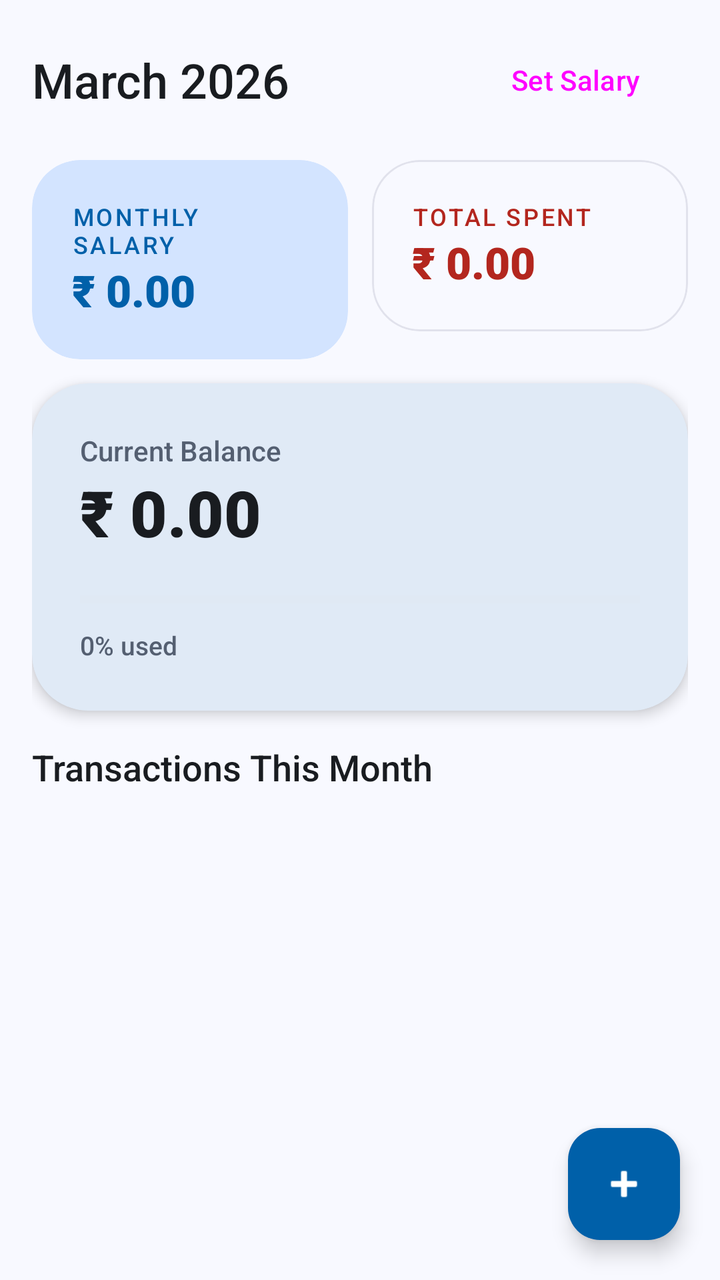
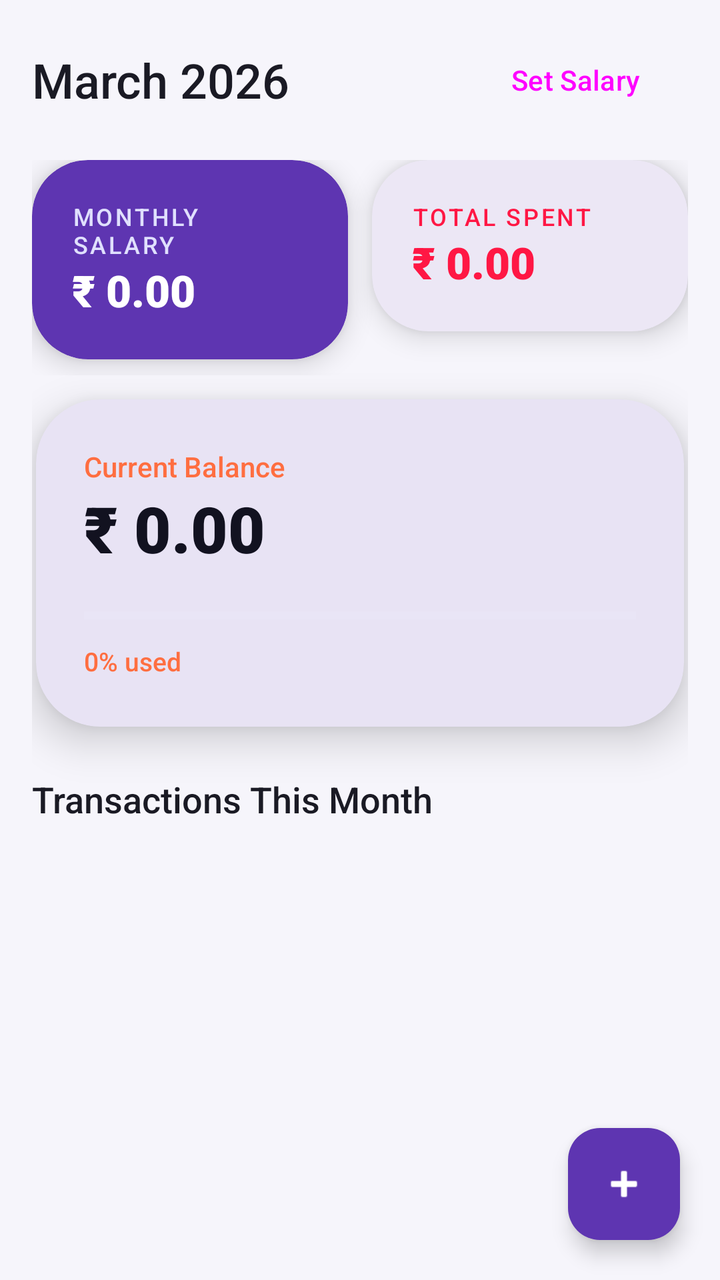

The first picture is an Android layout as it rendered before a commit; the second is the same layout after the commit. The layout source and the unified diff follow.
<!-- AndroidManifest.xml: application theme Theme.ExpenseManager -->
<!-- res/layout/fragment_dashboard.xml -->
<androidx.coordinatorlayout.widget.CoordinatorLayout xmlns:android="http://schemas.android.com/apk/res/android"
    xmlns:app="http://schemas.android.com/apk/res-auto"
    android:layout_width="match_parent"
    android:layout_height="match_parent"
    android:background="@color/colorBackground"
    android:fitsSystemWindows="true">

    <ScrollView
        android:layout_width="match_parent"
        android:layout_height="match_parent">

        <LinearLayout
            android:layout_width="match_parent"
            android:layout_height="wrap_content"
            android:orientation="vertical"
            android:padding="16dp">

            
            <LinearLayout
                android:layout_width="match_parent"
                android:layout_height="wrap_content"
                android:gravity="center_vertical"
                android:orientation="horizontal"
                android:layout_marginBottom="16dp">

                <TextView
                    android:id="@+id/tv_month_year"
                    android:layout_width="0dp"
                    android:layout_height="wrap_content"
                    android:layout_weight="1"
                    android:textSize="24sp"
                    android:fontFamily="sans-serif-medium"
                    android:textColor="@color/colorOnBackground"
                    android:text="March 2026" />

                <Button
                    android:id="@+id/btn_set_salary"
                    style="@style/Widget.Material3.Button.TonalButton"
                    android:layout_width="wrap_content"
                    android:layout_height="wrap_content"
                    android:text="Set Salary"
                    app:icon="@android:drawable/ic_menu_edit" />
            </LinearLayout>

            
            <LinearLayout
                android:layout_width="match_parent"
                android:layout_height="wrap_content"
                android:orientation="horizontal"
                android:weightSum="2"
                android:layout_marginBottom="12dp">

                <com.google.android.material.card.MaterialCardView
                    android:layout_width="0dp"
                    android:layout_height="wrap_content"
                    android:layout_weight="1"
                    android:layout_marginEnd="6dp"
                    app:cardElevation="0dp"
                    app:strokeWidth="0dp"
                    app:cardCornerRadius="24dp"
                    app:cardBackgroundColor="@color/colorPrimaryContainer">

                    <LinearLayout
                        android:layout_width="match_parent"
                        android:layout_height="wrap_content"
                        android:orientation="vertical"
                        android:padding="20dp">

                        <TextView
                            android:layout_width="wrap_content"
                            android:layout_height="wrap_content"
                            android:text="Monthly Salary"
                            android:textSize="12sp"
                            android:textAllCaps="true"
                            android:letterSpacing="0.1"
                            android:fontFamily="sans-serif-medium"
                            android:textColor="@color/colorPrimary" />

                        <TextView
                            android:id="@+id/tv_salary_amount"
                            android:layout_width="wrap_content"
                            android:layout_height="wrap_content"
                            android:text="₹ 0.00"
                            android:textSize="22sp"
                            android:fontFamily="sans-serif-black"
                            android:textColor="@color/colorPrimary" />
                    </LinearLayout>
                </com.google.android.material.card.MaterialCardView>

                <com.google.android.material.card.MaterialCardView
                    android:layout_width="0dp"
                    android:layout_height="wrap_content"
                    android:layout_weight="1"
                    android:layout_marginStart="6dp"
                    app:cardElevation="0dp"
                    app:strokeWidth="1dp"
                    app:strokeColor="@color/colorSurfaceVariant"
                    app:cardCornerRadius="24dp"
                    app:cardBackgroundColor="@color/colorSurface">

                    <LinearLayout
                        android:layout_width="match_parent"
                        android:layout_height="wrap_content"
                        android:orientation="vertical"
                        android:padding="20dp">

                        <TextView
                            android:layout_width="wrap_content"
                            android:layout_height="wrap_content"
                            android:text="Total Spent"
                            android:textSize="12sp"
                            android:textAllCaps="true"
                            android:letterSpacing="0.1"
                            android:fontFamily="sans-serif-medium"
                            android:textColor="@color/colorExpense" />

                        <TextView
                            android:id="@+id/tv_spent_amount"
                            android:layout_width="wrap_content"
                            android:layout_height="wrap_content"
                            android:text="₹ 0.00"
                            android:textSize="22sp"
                            android:fontFamily="sans-serif-black"
                            android:textColor="@color/colorExpense" />
                    </LinearLayout>
                </com.google.android.material.card.MaterialCardView>
            </LinearLayout>

            
            <com.google.android.material.card.MaterialCardView
                android:layout_width="match_parent"
                android:layout_height="wrap_content"
                android:layout_marginBottom="16dp"
                app:cardElevation="4dp"
                app:strokeWidth="0dp"
                app:cardCornerRadius="28dp"
                app:cardBackgroundColor="@color/colorSurface">

                <LinearLayout
                    android:layout_width="match_parent"
                    android:layout_height="wrap_content"
                    android:orientation="vertical"
                    android:padding="24dp">

                    <TextView
                        android:layout_width="wrap_content"
                        android:layout_height="wrap_content"
                        android:text="Current Balance"
                        android:textSize="14sp"
                        android:fontFamily="sans-serif-medium"
                        android:textColor="@color/colorSecondary" />

                    <TextView
                        android:id="@+id/tv_balance_amount"
                        android:layout_width="wrap_content"
                        android:layout_height="wrap_content"
                        android:text="₹ 0.00"
                        android:textSize="32sp"
                        android:fontFamily="sans-serif-black"
                        android:textColor="@color/colorOnSurface" />

                    <ProgressBar
                        android:id="@+id/progress_budget"
                        style="?android:attr/progressBarStyleHorizontal"
                        android:layout_width="match_parent"
                        android:layout_height="12dp"
                        android:layout_marginTop="16dp"
                        android:max="100"
                        android:progress="0"
                        android:progressTint="@color/colorPrimary"
                        android:progressBackgroundTint="@color/colorSurfaceVariant" />

                    <TextView
                        android:id="@+id/tv_budget_percent"
                        android:layout_width="wrap_content"
                        android:layout_height="wrap_content"
                        android:layout_marginTop="8dp"
                        android:text="0% used"
                        android:textSize="13sp"
                        android:fontFamily="sans-serif-medium"
                        android:textColor="@color/colorSecondary" />
                </LinearLayout>
            </com.google.android.material.card.MaterialCardView>


            
            <TextView
                android:layout_width="wrap_content"
                android:layout_height="wrap_content"
                android:text="@string/recent_transactions"
                android:textSize="18sp"
                android:fontFamily="sans-serif-medium"
                android:textColor="@color/colorOnBackground"
                android:layout_marginBottom="12dp" />

            <TextView
                android:id="@+id/tv_no_expenses"
                android:layout_width="wrap_content"
                android:layout_height="wrap_content"
                android:text="No transactions yet. Start tracking!"
                android:textColor="@color/colorOnSurfaceVariant"
                android:layout_gravity="center_horizontal"
                android:layout_marginTop="20dp"
                android:visibility="gone" />

            <androidx.recyclerview.widget.RecyclerView
                android:id="@+id/rv_recent_expenses"
                android:layout_width="match_parent"
                android:layout_height="wrap_content"
                android:nestedScrollingEnabled="false" />

            
            <View
                android:layout_width="match_parent"
                android:layout_height="80dp" />

        </LinearLayout>
    </ScrollView>

    <com.google.android.material.floatingactionbutton.FloatingActionButton
        android:id="@+id/fab_add_expense"
        android:layout_width="wrap_content"
        android:layout_height="wrap_content"
        android:layout_gravity="bottom|end"
        android:layout_margin="20dp"
        android:contentDescription="Add Expense"
        app:srcCompat="@android:drawable/ic_input_add"
        app:tint="@color/colorOnPrimary"
        app:backgroundTint="@color/colorPrimary" />

</androidx.coordinatorlayout.widget.CoordinatorLayout>
<!-- resources referenced by this layout -->
<resources>
  <color name="colorBackground">#F8F9FF</color>
  <color name="colorExpense">#B3261E</color>
  <color name="colorOnBackground">#191C20</color>
  <color name="colorOnPrimary">#FFFFFF</color>
  <color name="colorOnSurface">#191C20</color>
  <color name="colorOnSurfaceVariant">#44474E</color>
  <color name="colorPrimary">#0060A9</color>
  <color name="colorPrimaryContainer">#D3E4FF</color>
  <color name="colorSecondary">#545F71</color>
  <color name="colorSurface">#F8F9FF</color>
  <color name="colorSurfaceVariant">#E1E2EC</color>
  <string name="recent_transactions">Transactions This Month</string>
  <style name="Theme.ExpenseManager" parent="Theme.Material3.DayNight.NoActionBar">
          
          <item name="colorPrimary">@color/colorPrimary</item>
          <item name="colorOnPrimary">@color/colorOnPrimary</item>
          <item name="colorPrimaryContainer">@color/colorPrimaryContainer</item>
          <item name="colorOnPrimaryContainer">@color/colorOnPrimaryContainer</item>
  
          <item name="colorSecondary">@color/colorSecondary</item>
          <item name="colorOnSecondary">@color/colorOnSecondary</item>
          <item name="colorSecondaryContainer">@color/colorSecondaryContainer</item>
          <item name="colorOnSecondaryContainer">@color/colorOnSecondaryContainer</item>
  
          <item name="colorTertiary">@color/colorTertiary</item>
          <item name="colorOnTertiary">@color/colorOnTertiary</item>
          <item name="colorTertiaryContainer">@color/colorTertiaryContainer</item>
  
          <item name="colorError">@color/colorError</item>
          <item name="colorOnError">@color/colorOnPrimary</item> 
  
          <item name="android:statusBarColor">@color/colorPrimary</item>
          <item name="android:navigationBarColor">@color/colorBackground</item>
          <item name="android:windowBackground">@color/colorBackground</item>
  
          
          <item name="android:colorBackground">@color/colorBackground</item>
          <item name="colorSurface">@color/colorSurface</item>
          <item name="colorOnSurface">@color/colorOnSurface</item>
          <item name="colorSurfaceVariant">@color/colorSurfaceVariant</item>
          <item name="colorOnSurfaceVariant">@color/colorOnSurfaceVariant</item>
          <item name="colorOutline">@color/colorOutline</item>
      </style>
  <color name="colorOnPrimaryContainer">#001C38</color>
  <color name="colorOnSecondary">#FFFFFF</color>
  <color name="colorSecondaryContainer">#D8E3F8</color>
  <color name="colorOnSecondaryContainer">#111C2B</color>
  <color name="colorTertiary">#6D5976</color>
  <color name="colorOnTertiary">#FFFFFF</color>
  <color name="colorTertiaryContainer">#F6D9F9</color>
  <color name="colorError">#BA1A1A</color>
  <color name="colorOutline">#74777F</color>
</resources>

<!-- the commit's change to res/layout/fragment_dashboard.xml (unified diff, before → after) -->
@@ -55,10 +55,11 @@
                     android:layout_height="wrap_content"
                     android:layout_weight="1"
                     android:layout_marginEnd="6dp"
-                    app:cardElevation="0dp"
+                    android:layout_marginBottom="8dp"
+                    app:cardElevation="8dp"
                     app:strokeWidth="0dp"
-                    app:cardCornerRadius="24dp"
-                    app:cardBackgroundColor="@color/colorPrimaryContainer">
+                    app:cardCornerRadius="28dp"
+                    app:cardBackgroundColor="@color/colorPrimary">
 
                     <LinearLayout
                         android:layout_width="match_parent"
@@ -74,7 +75,7 @@
                             android:textAllCaps="true"
                             android:letterSpacing="0.1"
                             android:fontFamily="sans-serif-medium"
-                            android:textColor="@color/colorPrimary" />
+                            android:textColor="#E0E0FF" />
 
                         <TextView
                             android:id="@+id/tv_salary_amount"
@@ -83,7 +84,7 @@
                             android:text="₹ 0.00"
                             android:textSize="22sp"
                             android:fontFamily="sans-serif-black"
-                            android:textColor="@color/colorPrimary" />
+                            android:textColor="@color/colorOnPrimary" />
                     </LinearLayout>
                 </com.google.android.material.card.MaterialCardView>
 
@@ -92,10 +93,10 @@
                     android:layout_height="wrap_content"
                     android:layout_weight="1"
                     android:layout_marginStart="6dp"
-                    app:cardElevation="0dp"
-                    app:strokeWidth="1dp"
-                    app:strokeColor="@color/colorSurfaceVariant"
-                    app:cardCornerRadius="24dp"
+                    android:layout_marginBottom="8dp"
+                    app:cardElevation="8dp"
+                    app:strokeWidth="0dp"
+                    app:cardCornerRadius="28dp"
                     app:cardBackgroundColor="@color/colorSurface">
 
                     <LinearLayout
@@ -130,10 +131,11 @@
             <com.google.android.material.card.MaterialCardView
                 android:layout_width="match_parent"
                 android:layout_height="wrap_content"
-                android:layout_marginBottom="16dp"
-                app:cardElevation="4dp"
+                android:layout_marginHorizontal="2dp"
+                android:layout_marginBottom="24dp"
+                app:cardElevation="12dp"
                 app:strokeWidth="0dp"
-                app:cardCornerRadius="28dp"
+                app:cardCornerRadius="32dp"
                 app:cardBackgroundColor="@color/colorSurface">
 
                 <LinearLayout
@@ -167,7 +169,7 @@
                         android:layout_marginTop="16dp"
                         android:max="100"
                         android:progress="0"
-                        android:progressTint="@color/colorPrimary"
+                        android:progressTint="@color/colorSecondary"
                         android:progressBackgroundTint="@color/colorSurfaceVariant" />
 
                     <TextView
<!-- resource entries referenced after the edit -->
@@ -1,16 +1,15 @@
 <!-- resources referenced by this layout -->
 <resources>
-  <color name="colorBackground">#F8F9FF</color>
-  <color name="colorExpense">#B3261E</color>
-  <color name="colorOnBackground">#191C20</color>
+  <color name="colorBackground">#F6F5FB</color>
+  <color name="colorExpense">#FF1744</color>
+  <color name="colorOnBackground">#1A1A24</color>
   <color name="colorOnPrimary">#FFFFFF</color>
-  <color name="colorOnSurface">#191C20</color>
-  <color name="colorOnSurfaceVariant">#44474E</color>
-  <color name="colorPrimary">#0060A9</color>
-  <color name="colorPrimaryContainer">#D3E4FF</color>
-  <color name="colorSecondary">#545F71</color>
-  <color name="colorSurface">#F8F9FF</color>
-  <color name="colorSurfaceVariant">#E1E2EC</color>
+  <color name="colorOnSurface">#121220</color>
+  <color name="colorOnSurfaceVariant">#56567C</color>
+  <color name="colorPrimary">#5E35B1</color>
+  <color name="colorSecondary">#FF6E40</color>
+  <color name="colorSurface">#FFFFFF</color>
+  <color name="colorSurfaceVariant">#EAEAFA</color>
   <string name="recent_transactions">Transactions This Month</string>
   <style name="Theme.ExpenseManager" parent="Theme.Material3.DayNight.NoActionBar">
           
@@ -43,14 +42,15 @@
           <item name="colorOnSurfaceVariant">@color/colorOnSurfaceVariant</item>
           <item name="colorOutline">@color/colorOutline</item>
       </style>
-  <color name="colorOnPrimaryContainer">#001C38</color>
+  <color name="colorPrimaryContainer">#EDE7F6</color>
+  <color name="colorOnPrimaryContainer">#311B92</color>
   <color name="colorOnSecondary">#FFFFFF</color>
-  <color name="colorSecondaryContainer">#D8E3F8</color>
-  <color name="colorOnSecondaryContainer">#111C2B</color>
-  <color name="colorTertiary">#6D5976</color>
+  <color name="colorSecondaryContainer">#FFCCBC</color>
+  <color name="colorOnSecondaryContainer">#BF360C</color>
+  <color name="colorTertiary">#00BFA5</color>
   <color name="colorOnTertiary">#FFFFFF</color>
-  <color name="colorTertiaryContainer">#F6D9F9</color>
-  <color name="colorError">#BA1A1A</color>
-  <color name="colorOutline">#74777F</color>
+  <color name="colorTertiaryContainer">#E0F2F1</color>
+  <color name="colorError">#FFB4AB</color>
+  <color name="colorOutline">#B4B4CC</color>
 </resources>
 
